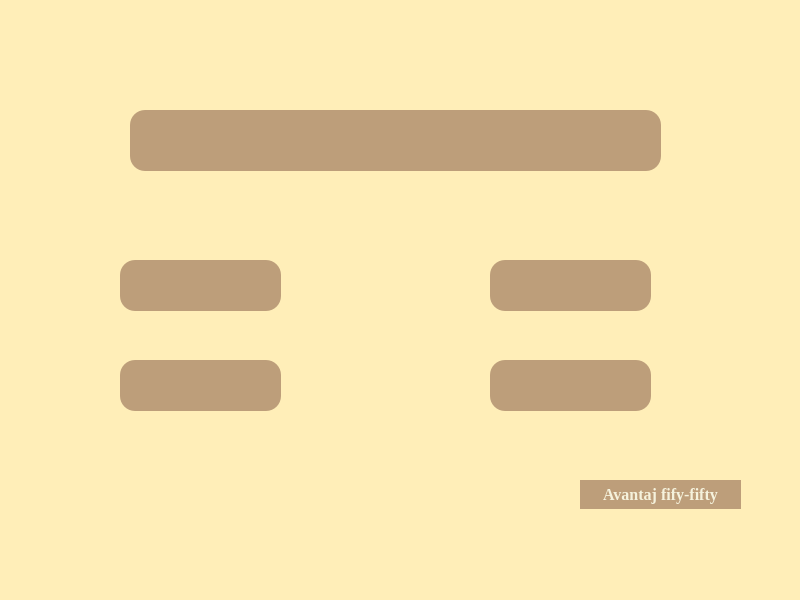
Old version of the form GUI/Start-intermediar/intrebarigrila.ui in the repository DianaMatei11/ProjectModernCPP---Triviador.
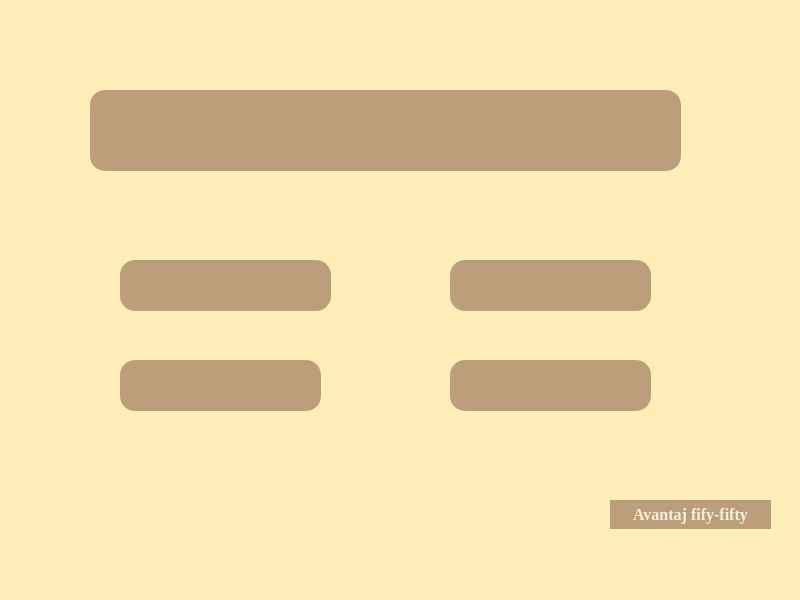
New version of the form.

```diff
--- a/GUI/Start-intermediar/intrebarigrila.ui
+++ b/GUI/Start-intermediar/intrebarigrila.ui
@@ -22,13 +22,13 @@
      <rect>
       <x>120</x>
       <y>260</y>
-      <width>161</width>
+      <width>211</width>
       <height>51</height>
      </rect>
     </property>
     <property name="styleSheet">
      <string notr="true">background-color: rgb(189, 158, 122);
-color: rgb(245, 242, 220); font-size: 25px; font: Bold; font-family:Georgia; border-radius:15px
+color: rgb(245, 242, 220); font-size: 20px; font: Bold; font-family:Georgia; border-radius:15px
 </string>
     </property>
     <property name="text">
@@ -40,13 +40,13 @@
      <rect>
       <x>120</x>
       <y>360</y>
-      <width>161</width>
+      <width>201</width>
       <height>51</height>
      </rect>
     </property>
     <property name="styleSheet">
      <string notr="true">background-color: rgb(189, 158, 122);
-color: rgb(245, 242, 220); font-size: 25px; font: Bold; font-family:Georgia; border-radius:15px
+color: rgb(245, 242, 220); font-size: 20px; font: Bold; font-family:Georgia; border-radius:15px
 </string>
     </property>
     <property name="text">
@@ -56,15 +56,15 @@
    <widget class="QPushButton" name="varianta_c">
     <property name="geometry">
      <rect>
-      <x>490</x>
+      <x>450</x>
       <y>260</y>
-      <width>161</width>
+      <width>201</width>
       <height>51</height>
      </rect>
     </property>
     <property name="styleSheet">
      <string notr="true">background-color: rgb(189, 158, 122);
-color: rgb(245, 242, 220); font-size: 25px; font: Bold; font-family:Georgia; border-radius:15px
+color: rgb(245, 242, 220); font-size: 20px; font: Bold; font-family:Georgia; border-radius:15px
 </string>
     </property>
     <property name="text">
@@ -74,15 +74,15 @@
    <widget class="QPushButton" name="varianta_d">
     <property name="geometry">
      <rect>
-      <x>490</x>
+      <x>450</x>
       <y>360</y>
-      <width>161</width>
+      <width>201</width>
       <height>51</height>
      </rect>
     </property>
     <property name="styleSheet">
      <string notr="true">background-color: rgb(189, 158, 122);
-color: rgb(245, 242, 220); font-size: 25px; font: Bold; font-family:Georgia; border-radius:15px
+color: rgb(245, 242, 220); font-size: 20px; font: Bold; font-family:Georgia; border-radius:15px
 </string>
     </property>
     <property name="text">
@@ -92,10 +92,10 @@
    <widget class="QLabel" name="intrebare_grila">
     <property name="geometry">
      <rect>
-      <x>130</x>
-      <y>110</y>
-      <width>531</width>
-      <height>61</height>
+      <x>90</x>
+      <y>90</y>
+      <width>591</width>
+      <height>81</height>
      </rect>
     </property>
     <property name="styleSheet">
@@ -112,8 +112,8 @@
    <widget class="QPushButton" name="pushButton">
     <property name="geometry">
      <rect>
-      <x>580</x>
-      <y>480</y>
+      <x>610</x>
+      <y>500</y>
       <width>161</width>
       <height>29</height>
      </rect>
```
